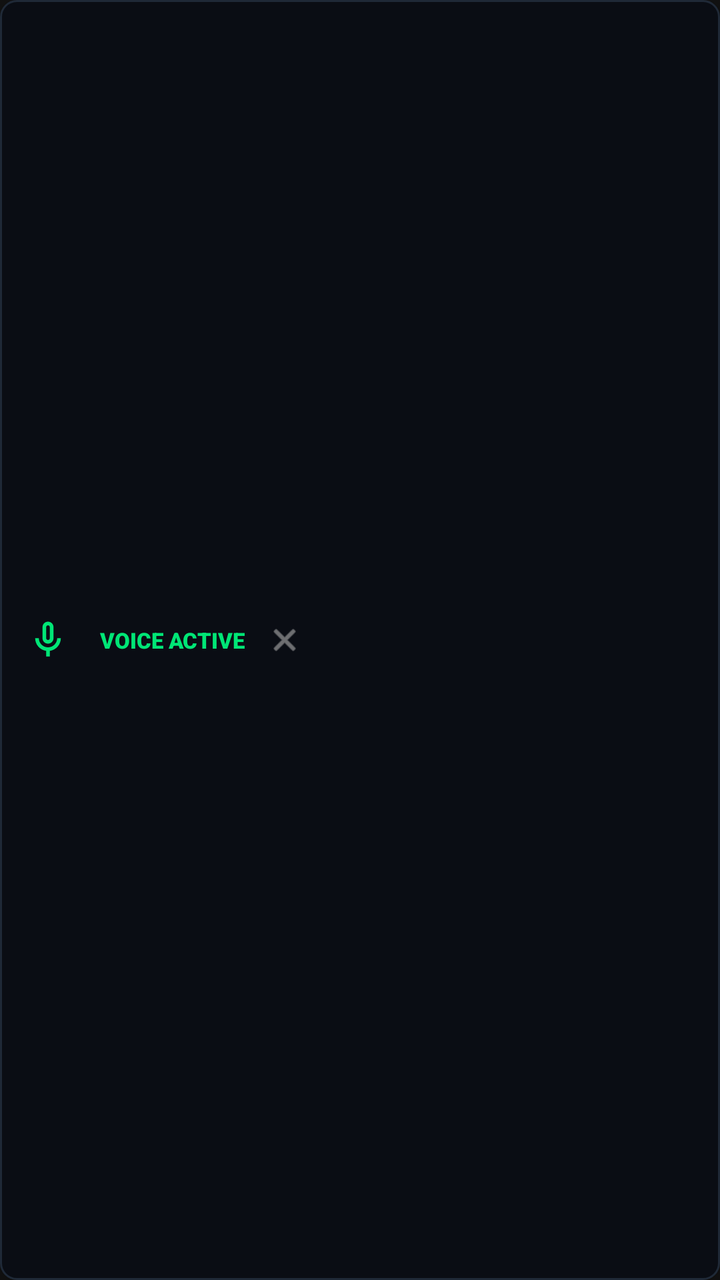
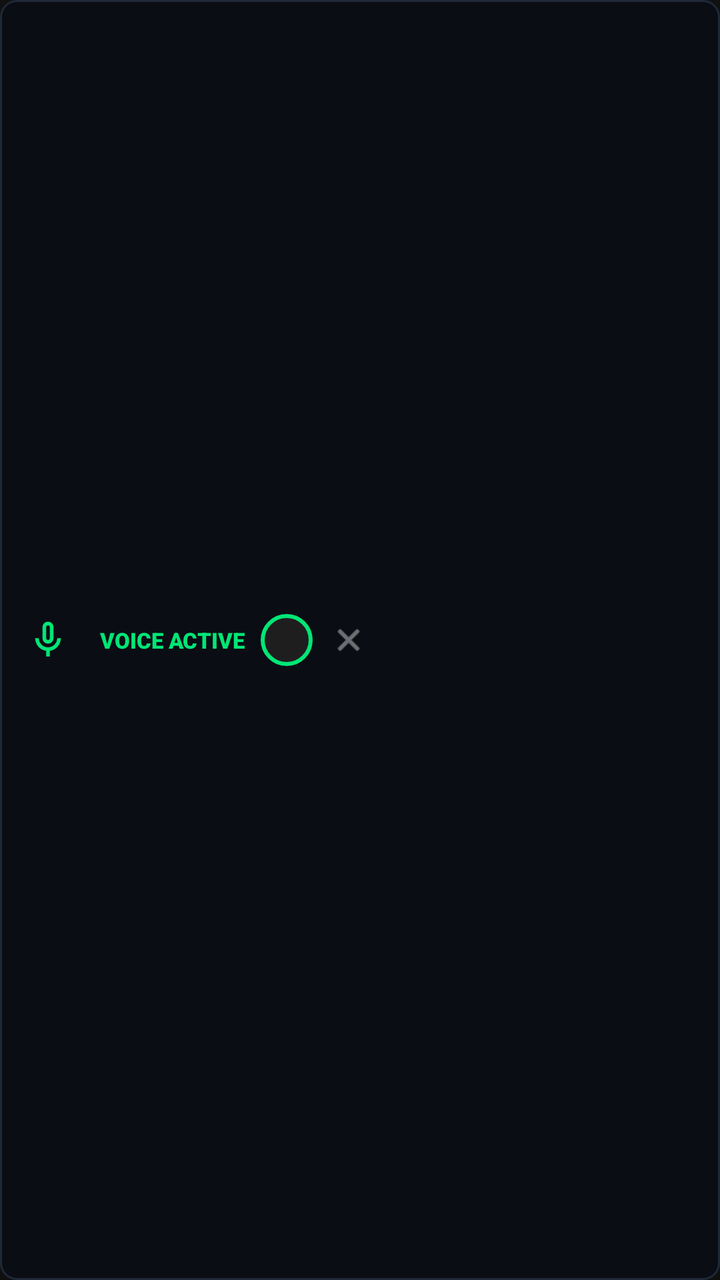

Screens rendered from an Android XML layout before and after an edit, with the pre-edit source and the edit as a unified diff.
<!-- AndroidManifest.xml: application theme Theme.GamerVoice -->
<!-- res/layout/layout_floating_hud.xml -->
<?xml version="1.0" encoding="utf-8"?>
<LinearLayout xmlns:android="http://schemas.android.com/apk/res/android"
    xmlns:app="http://schemas.android.com/apk/res-auto"
    android:id="@+id/llHudRoot"
    android:layout_width="wrap_content"
    android:layout_height="wrap_content"
    android:background="@drawable/bg_terminal_box"
    android:elevation="8dp"
    android:gravity="center_vertical"
    android:orientation="horizontal"
    android:padding="6dp">

    
    <FrameLayout
        android:id="@+id/flHudMicButton"
        android:layout_width="36dp"
        android:layout_height="36dp"
        android:background="?attr/selectableItemBackgroundBorderless"
        android:clickable="true"
        android:focusable="true">

        <ImageView
            android:id="@+id/ivHudSpeakingGlow"
            android:layout_width="36dp"
            android:layout_height="36dp"
            android:src="@drawable/ic_notification"
            app:tint="@color/accent_green"
            android:visibility="invisible" />

        <ImageView
            android:id="@+id/ivHudMicIcon"
            android:layout_width="22dp"
            android:layout_height="22dp"
            android:layout_gravity="center"
            android:contentDescription="Toggle Mic"
            android:src="@drawable/ic_mic_white"
            app:tint="@color/accent_green" />
    </FrameLayout>

    
    <TextView
        android:id="@+id/tvHudStatus"
        android:layout_width="wrap_content"
        android:layout_height="wrap_content"
        android:layout_marginStart="8dp"
        android:fontFamily="sans-serif-black"
        android:text="VOICE ACTIVE"
        android:textColor="@color/accent_green"
        android:textSize="11sp" />

    
    <ImageView
        android:id="@+id/btnDismissHud"
        android:layout_width="24dp"
        android:layout_height="24dp"
        android:layout_marginStart="8dp"
        android:background="?attr/selectableItemBackgroundBorderless"
        android:clickable="true"
        android:contentDescription="Close HUD"
        android:focusable="true"
        android:padding="3dp"
        android:src="@android:drawable/ic_menu_close_clear_cancel"
        app:tint="@color/text_secondary" />

</LinearLayout>
<!-- resources referenced by this layout -->
<resources>
  <color name="accent_green">#00E676</color>
  <color name="text_secondary">#B0B0B0</color>
  <!-- drawable bg_terminal_box (drawable) -->
  <?xml version="1.0" encoding="utf-8"?>
  <shape xmlns:android="http://schemas.android.com/apk/res/android"
      android:shape="rectangle">
      <solid android:color="#0A0D14" />
      <stroke
          android:width="1dp"
          android:color="#1F2937" />
      <corners android:radius="8dp" />
  </shape>
  <!-- drawable ic_mic_white (drawable) -->
  <vector xmlns:android="http://schemas.android.com/apk/res/android"
      android:width="24dp"
      android:height="24dp"
      android:viewportWidth="24"
      android:viewportHeight="24">
      <path
          android:fillColor="#FFFFFFFF"
          android:pathData="M12,14c1.66,0 3,-1.34 3,-3V5c0,-1.66 -1.34,-3 -3,-3S9,3.34 9,5v6c0,1.66 1.34,3 3,3zm-1,-9c0,-0.55 0.45,-1 1,-1s1,0.45 1,1v6c0,0.55 -0.45,1 -1,1s-1,-0.45 -1,-1V5zm6,6c0,2.76 -2.24,5 -5,5s-5,-2.24 -5,-5H5c0,3.53 2.61,6.43 6,6.92V21h2v-3.08c3.39,-0.49 6,-3.39 6,-6.92h-2z"/>
  </vector>
  <!-- drawable ic_notification (drawable) -->
  <vector xmlns:android="http://schemas.android.com/apk/res/android"
      android:width="24dp"
      android:height="24dp"
      android:viewportWidth="24"
      android:viewportHeight="24">
      <path
          android:fillColor="#FFFFFFFF"
          android:pathData="M12,1c-4.97,0 -9,4.03 -9,9v7c0,1.66 1.34,3 3,3h3v-8H5v-2c0,-3.87 3.13,-7 7,-7s7,3.13 7,7v2h-4v8h3c1.66,0 3,-1.34 3,-3v-7c0,-4.97 -4.03,-9 -9,-9zM19,19c0,0.55 -0.45,1 -1,1h-1v-4h2v3zM5,16h2v4H6c-0.55,0 -1,-0.45 -1,-1v-3z"/>
  </vector>
  <style name="Theme.GamerVoice" parent="Theme.MaterialComponents.DayNight.NoActionBar">
          
          <item name="android:statusBarColor">@color/primary_dark</item>
          <item name="android:windowBackground">@color/primary_dark</item>
  
          
          <item name="colorPrimary">@color/accent_green</item>
          <item name="colorPrimaryVariant">@color/accent_green</item>
          <item name="colorOnPrimary">@color/black</item>
  
          
          <item name="colorSecondary">@color/accent_green</item>
          <item name="colorSecondaryVariant">@color/accent_green</item>
          <item name="colorOnSecondary">@color/black</item>
  
          
          <item name="colorSurface">@color/card_background</item>
          <item name="colorOnSurface">@color/white</item>
          <item name="android:textColorPrimary">@color/white</item>
          <item name="android:textColorSecondary">@color/text_secondary</item>
      </style>
  <color name="primary_dark">#121212</color>
  <color name="black">#FF000000</color>
  <color name="card_background">#1E1E1E</color>
  <color name="white">#FFFFFFFF</color>
</resources>

<!-- the commit's change to res/layout/layout_floating_hud.xml (unified diff, before → after) -->
@@ -49,11 +49,24 @@
         android:textSize="11sp" />
 
     
+    <TextView
+        android:id="@+id/btnHudCrosshair"
+        android:layout_width="26dp"
+        android:layout_height="26dp"
+        android:layout_marginStart="8dp"
+        android:background="@drawable/bg_code_input"
+        android:clickable="true"
+        android:focusable="true"
+        android:gravity="center"
+        android:text="🎯"
+        android:textSize="12sp" />
+
+    
     <ImageView
         android:id="@+id/btnDismissHud"
         android:layout_width="24dp"
         android:layout_height="24dp"
-        android:layout_marginStart="8dp"
+        android:layout_marginStart="6dp"
         android:background="?attr/selectableItemBackgroundBorderless"
         android:clickable="true"
         android:contentDescription="Close HUD"
<!-- resource entries referenced after the edit -->
@@ -2,6 +2,21 @@
 <resources>
   <color name="accent_green">#00E676</color>
   <color name="text_secondary">#B0B0B0</color>
+  <!-- drawable bg_code_input (drawable) -->
+  <?xml version="1.0" encoding="utf-8"?>
+  <shape xmlns:android="http://schemas.android.com/apk/res/android"
+      android:shape="rectangle">
+      <solid android:color="@color/card_background" />
+      <stroke
+          android:width="2dp"
+          android:color="@color/accent_green" />
+      <corners android:radius="12dp" />
+      <padding
+          android:bottom="12dp"
+          android:left="16dp"
+          android:right="16dp"
+          android:top="12dp" />
+  </shape>
   <!-- drawable bg_terminal_box (drawable) -->
   <?xml version="1.0" encoding="utf-8"?>
   <shape xmlns:android="http://schemas.android.com/apk/res/android"
